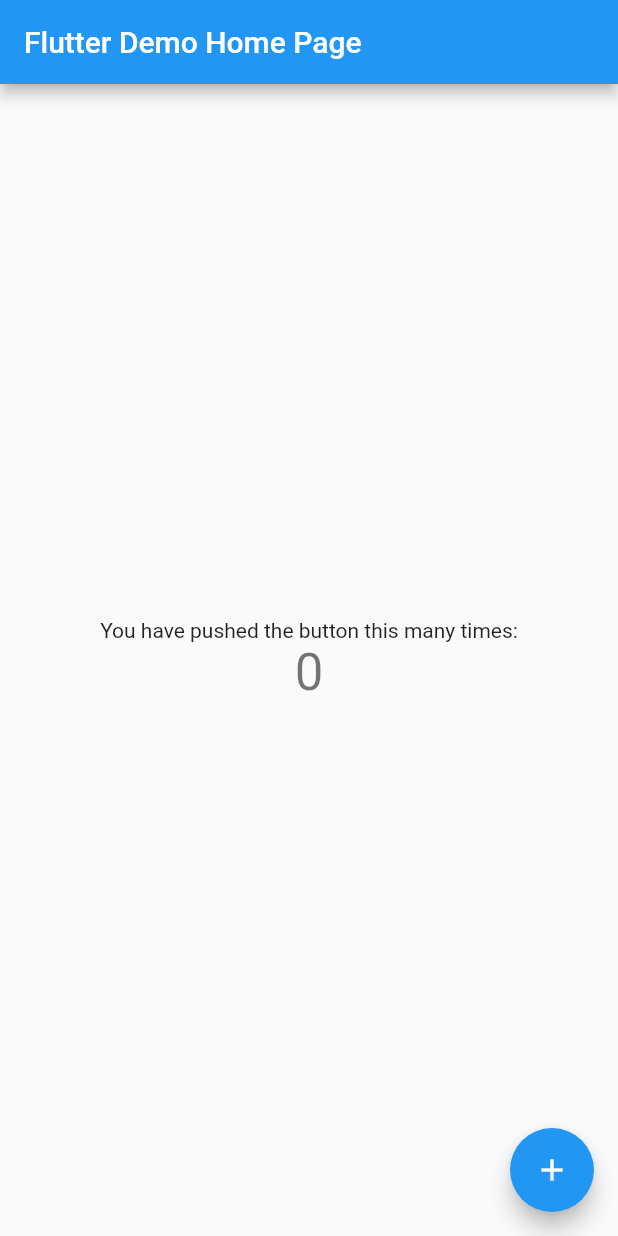
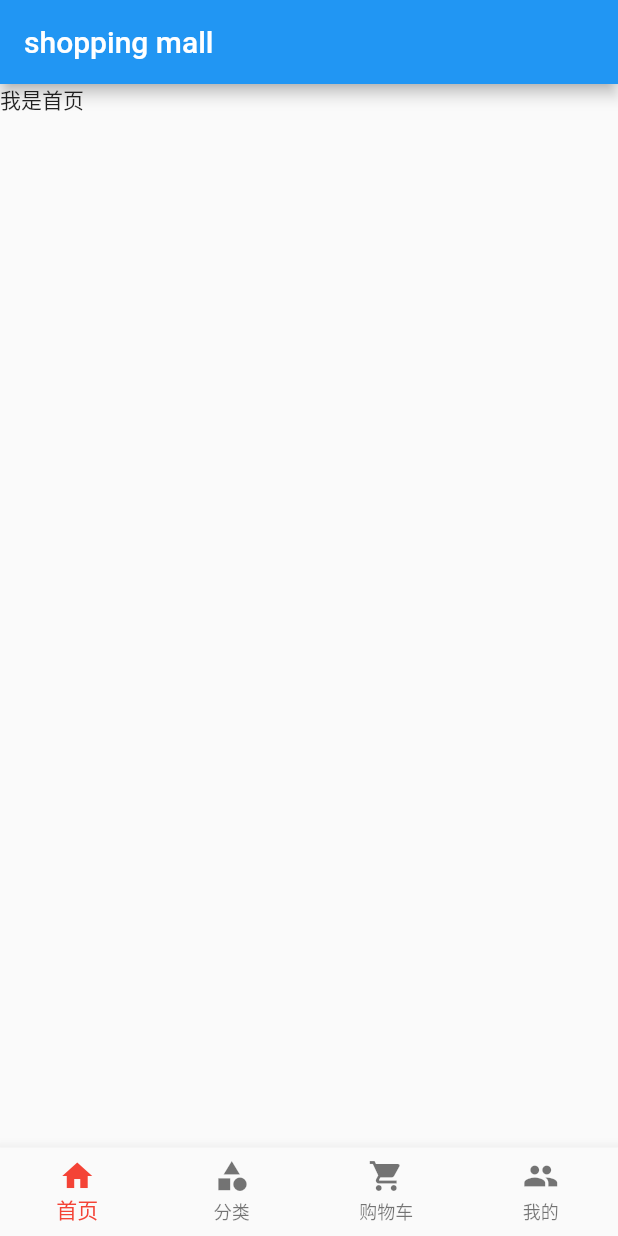
Before and after one commit to zengchanghuan/shopping_mall_flutter, a Flutter app: the screen it shows after launch, on a phone screen of 412 x 824 dp. Run offline on Flutter 3.47's test engine with Material 2 defaults, Android fonts, the phone set to English and light mode, and no system bars.

Commit message:
项目框架搭建，路由配置

```diff
--- a/lib/main.dart
+++ b/lib/main.dart
@@ -1,115 +1,21 @@
 import 'package:flutter/material.dart';
+import 'routers/router.dart';
 
-void main() {
-  runApp(const MyApp());
+void main() => runApp(const MyApp());
+
+class MyApp extends StatefulWidget {
+  const MyApp({Key? key}) : super(key: key);
+
+  @override
+  State<MyApp> createState() => _MyAppState();
 }
 
-class MyApp extends StatelessWidget {
-  const MyApp({Key? key}) : super(key: key);
-
-  // This widget is the root of your application.
+class _MyAppState extends State<MyApp> {
   @override
   Widget build(BuildContext context) {
     return MaterialApp(
-      title: 'Flutter Demo',
-      theme: ThemeData(
-        // This is the theme of your application.
-        //
-        // Try running your application with "flutter run". You'll see the
-        // application has a blue toolbar. Then, without quitting the app, try
-        // changing the primarySwatch below to Colors.green and then invoke
-        // "hot reload" (press "r" in the console where you ran "flutter run",
-        // or simply save your changes to "hot reload" in a Flutter IDE).
-        // Notice that the counter didn't reset back to zero; the application
-        // is not restarted.
-        primarySwatch: Colors.blue,
-      ),
-      home: const MyHomePage(title: 'Flutter Demo Home Page'),
+      initialRoute: "/",
+      onGenerateRoute: onGenerateRoute,
     );
   }
 }
-
-class MyHomePage extends StatefulWidget {
-  const MyHomePage({Key? key, required this.title}) : super(key: key);
-
-  // This widget is the home page of your application. It is stateful, meaning
-  // that it has a State object (defined below) that contains fields that affect
-  // how it looks.
-
-  // This class is the configuration for the state. It holds the values (in this
-  // case the title) provided by the parent (in this case the App widget) and
-  // used by the build method of the State. Fields in a Widget subclass are
-  // always marked "final".
-
-  final String title;
-
-  @override
-  State<MyHomePage> createState() => _MyHomePageState();
-}
-
-class _MyHomePageState extends State<MyHomePage> {
-  int _counter = 0;
-
-  void _incrementCounter() {
-    setState(() {
-      // This call to setState tells the Flutter framework that something has
-      // changed in this State, which causes it to rerun the build method below
-      // so that the display can reflect the updated values. If we changed
-      // _counter without calling setState(), then the build method would not be
-      // called again, and so nothing would appear to happen.
-      _counter++;
-    });
-  }
-
-  @override
-  Widget build(BuildContext context) {
-    // This method is rerun every time setState is called, for instance as done
-    // by the _incrementCounter method above.
-    //
-    // The Flutter framework has been optimized to make rerunning build methods
-    // fast, so that you can just rebuild anything that needs updating rather
-    // than having to individually change instances of widgets.
-    return Scaffold(
-      appBar: AppBar(
-        // Here we take the value from the MyHomePage object that was created by
-        // the App.build method, and use it to set our appbar title.
-        title: Text(widget.title),
-      ),
-      body: Center(
-        // Center is a layout widget. It takes a single child and positions it
-        // in the middle of the parent.
-        child: Column(
-          // Column is also a layout widget. It takes a list of children and
-          // arranges them vertically. By default, it sizes itself to fit its
-          // children horizontally, and tries to be as tall as its parent.
-          //
-          // Invoke "debug painting" (press "p" in the console, choose the
-          // "Toggle Debug Paint" action from the Flutter Inspector in Android
-          // Studio, or the "Toggle Debug Paint" command in Visual Studio Code)
-          // to see the wireframe for each widget.
-          //
-          // Column has various properties to control how it sizes itself and
-          // how it positions its children. Here we use mainAxisAlignment to
-          // center the children vertically; the main axis here is the vertical
-          // axis because Columns are vertical (the cross axis would be
-          // horizontal).
-          mainAxisAlignment: MainAxisAlignment.center,
-          children: <Widget>[
-            const Text(
-              'You have pushed the button this many times:',
-            ),
-            Text(
-              '$_counter',
-              style: Theme.of(context).textTheme.headline4,
-            ),
-          ],
-        ),
-      ),
-      floatingActionButton: FloatingActionButton(
-        onPressed: _incrementCounter,
-        tooltip: 'Increment',
-        child: const Icon(Icons.add),
-      ), // This trailing comma makes auto-formatting nicer for build methods.
-    );
-  }
-}
--- /dev/null
+++ b/lib/pages/tabs/cart.dart
@@ -0,0 +1,15 @@
+import 'package:flutter/material.dart';
+
+class CartPage extends StatefulWidget {
+  const CartPage({Key? key}) : super(key: key);
+
+  @override
+  State<CartPage> createState() => _CartPageState();
+}
+
+class _CartPageState extends State<CartPage> {
+  @override
+  Widget build(BuildContext context) {
+    return const Text("我是购物车");
+  }
+}
--- /dev/null
+++ b/lib/pages/tabs/category.dart
@@ -0,0 +1,15 @@
+import 'package:flutter/material.dart';
+
+class CategoryPage extends StatefulWidget {
+  const CategoryPage({Key? key}) : super(key: key);
+
+  @override
+  State<CategoryPage> createState() => _CategoryPageState();
+}
+
+class _CategoryPageState extends State<CategoryPage> {
+  @override
+  Widget build(BuildContext context) {
+    return const Text("我是分类");
+  }
+}
--- /dev/null
+++ b/lib/pages/tabs/home.dart
@@ -0,0 +1,15 @@
+import 'package:flutter/material.dart';
+
+class HomePage extends StatefulWidget {
+  const HomePage({Key? key}) : super(key: key);
+
+  @override
+  State<HomePage> createState() => _HomePageState();
+}
+
+class _HomePageState extends State<HomePage> {
+  @override
+  Widget build(BuildContext context) {
+    return const Text("我是首页");
+  }
+}
--- /dev/null
+++ b/lib/pages/tabs/tabs.dart
@@ -0,0 +1,58 @@
+import 'package:flutter/material.dart';
+import 'home.dart';
+import 'cart.dart';
+import 'category.dart';
+import 'user.dart';
+class Tabs extends StatefulWidget {
+  const Tabs({Key? key}) : super(key: key);
+
+  @override
+  State<Tabs> createState() => _TabsState();
+}
+
+class _TabsState extends State<Tabs> {
+  int _currentIndex = 0;
+  final List _pageList = [
+    const HomePage(),
+    const CategoryPage(),
+    const CartPage(),
+    const UserPage()
+  ];
+  @override
+  Widget build(BuildContext context) {
+    return Scaffold(
+      appBar: AppBar(
+        title: const Text("shopping mall"),
+      ),
+      body: _pageList[_currentIndex],
+      bottomNavigationBar: BottomNavigationBar(
+        currentIndex: _currentIndex,
+        onTap: (index){
+          setState((){
+            _currentIndex = index;
+          });
+        },
+        type: BottomNavigationBarType.fixed,
+        fixedColor: Colors.red,
+        items: const [
+          BottomNavigationBarItem(
+              icon: Icon(Icons.home),
+              label: "首页"
+          ),
+          BottomNavigationBarItem(
+              icon: Icon(Icons.category),
+              label: "分类"
+          ),
+          BottomNavigationBarItem(
+              icon: Icon(Icons.shopping_cart),
+              label: "购物车"
+          ),
+          BottomNavigationBarItem(
+              icon: Icon(Icons.people),
+              label: "我的"
+          )
+        ],
+      ),
+    );
+  }
+}
--- /dev/null
+++ b/lib/pages/tabs/user.dart
@@ -0,0 +1,15 @@
+import 'package:flutter/material.dart';
+
+class UserPage extends StatefulWidget {
+  const UserPage({Key? key}) : super(key: key);
+
+  @override
+  State<UserPage> createState() => _UserPageState();
+}
+
+class _UserPageState extends State<UserPage> {
+  @override
+  Widget build(BuildContext context) {
+    return const Text("我是用户");
+  }
+}
--- /dev/null
+++ b/lib/routers/router.dart
@@ -0,0 +1,27 @@
+import 'package:flutter/material.dart';
+import '../pages/tabs/Tabs.dart';
+
+//配置路由
+final Map<String, Function> routes = {
+  '/': (context) => const Tabs(),
+};
+
+//固定写法
+var onGenerateRoute = (RouteSettings settings) {
+  final String? name = settings.name;
+  final Function? pageContentBuilder = routes[name];
+  if (pageContentBuilder != null) {
+    if (settings.arguments != null) {
+      final Route route = MaterialPageRoute(
+          builder: (context) =>
+              pageContentBuilder(context, arguments: settings.arguments));
+      return route;
+    } else {
+      final Route route =
+          MaterialPageRoute(builder: (context) => pageContentBuilder(context));
+      return route;
+    }
+  } else {
+    return null;
+  }
+};
```
